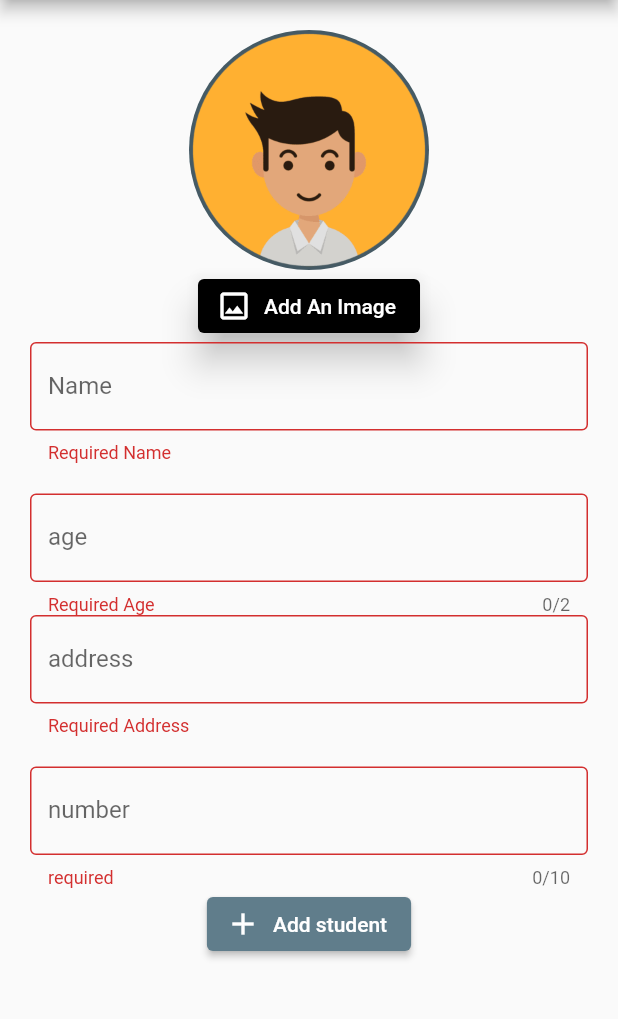
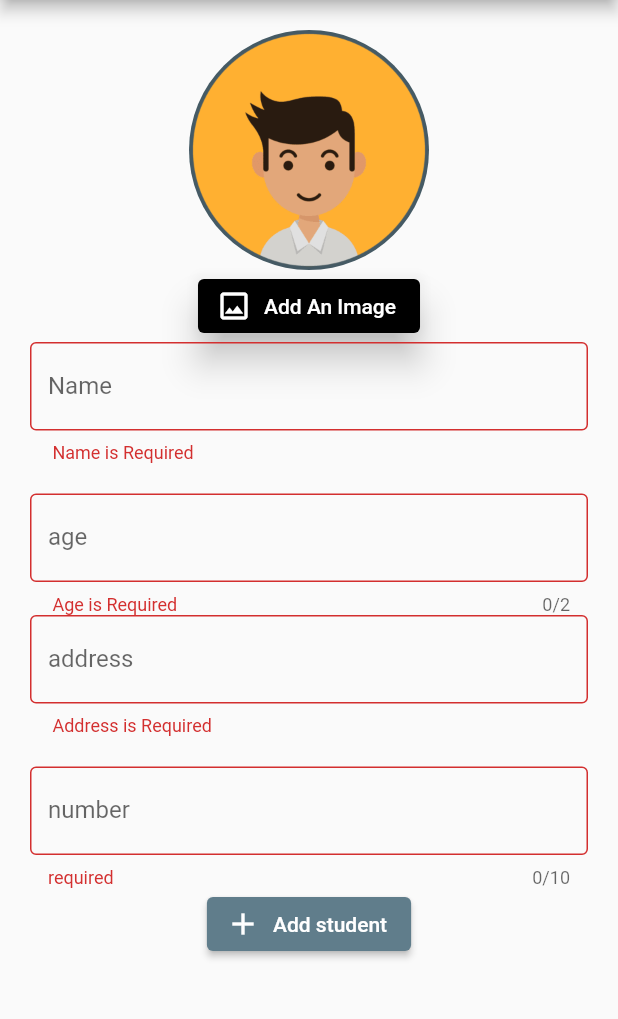
Before and after one commit to sufiyansakkeer/Student-details, a Flutter app: the AddStudentClass screen opened directly, after a tap on "Add student", on a phone screen of 412 x 824 dp, the part 84-1103 px from its top. Run offline on Flutter 3.47's test engine with Material 2 defaults, Android fonts, the phone set to English and light mode, and no system bars; our stand-ins replace hive_flutter, image_picker; accounts and stored records are empty.

Commit message:
category ui bugs fixed

```diff
--- a/lib/db/functions/db_function.dart
+++ b/lib/db/functions/db_function.dart
@@ -1,5 +1,3 @@
-// ignore_for_file: invalid_use_of_visible_for_testing_member
-
 import 'package:flutter/cupertino.dart';
 import 'package:hive_flutter/adapters.dart';
 import 'package:sample_2/db/models/data_modal.dart';
--- a/lib/screens/home_screen.dart
+++ b/lib/screens/home_screen.dart
@@ -39,13 +39,13 @@ class _HomeScreenState extends State<HomeScreen> {
             context,
             MaterialPageRoute(
               builder: (context) {
-                return AddStudentClass();
+                return const AddStudentClass();
               },
             ),
           );
         },
-        child: Icon(Icons.add),
         tooltip: 'Add students',
+        child: const Icon(Icons.add),
       ),
     );
   }
--- a/lib/widgets/add_students.dart
+++ b/lib/widgets/add_students.dart
@@ -25,9 +25,9 @@ class _AddStudentClassState extends State<AddStudentClass> {
       appBar: AppBar(
         title: const Text('Add Student details'),
       ),
-      body: Padding(
-        padding: const EdgeInsets.all(20.0),
-        child: SingleChildScrollView(
+      body: SingleChildScrollView(
+        child: Padding(
+          padding: const EdgeInsets.all(20.0),
           child: Form(
             key: _formKey,
             child: Column(
@@ -73,7 +73,7 @@ class _AddStudentClassState extends State<AddStudentClass> {
                   ),
                   validator: (value) {
                     if (value == null || value.isEmpty) {
-                      return 'Required Name';
+                      return ' Name is Required';
                     } else {
                       return null;
                     }
@@ -93,7 +93,7 @@ class _AddStudentClassState extends State<AddStudentClass> {
                   ),
                   validator: (value) {
                     if (value == null || value.isEmpty) {
-                      return 'Required Age';
+                      return ' Age is Required';
                     } else {
                       return null;
                     }
@@ -111,7 +111,7 @@ class _AddStudentClassState extends State<AddStudentClass> {
                   ),
                   validator: (value) {
                     if (value == null || value.isEmpty) {
-                      return 'Required Address';
+                      return ' Address is Required';
                     } else {
                       return null;
                     }
```
Also changed, not shown: lib/widgets/search_screen.dart (+9 -3 lines).
